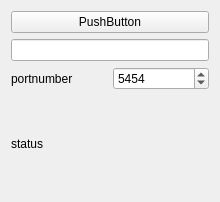
Above: sources/devices/sdrconnect/sdrconnect-widget.ui from JvanKatwijk/qt-dab before the change. Below: the same form after it.
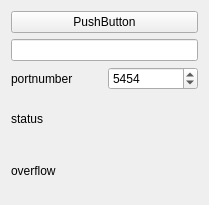
That is the form after the change.

```diff
--- a/sources/devices/sdrconnect/sdrconnect-widget.ui
+++ b/sources/devices/sdrconnect/sdrconnect-widget.ui
@@ -6,8 +6,8 @@
    <rect>
     <x>0</x>
     <y>0</y>
-    <width>220</width>
-    <height>202</height>
+    <width>209</width>
+    <height>205</height>
    </rect>
   </property>
   <property name="windowTitle">
@@ -52,6 +52,13 @@
      </property>
     </widget>
    </item>
+   <item>
+    <widget class="QLabel" name="overflowLabel">
+     <property name="text">
+      <string>overflow</string>
+     </property>
+    </widget>
+   </item>
   </layout>
  </widget>
  <resources/>
```
